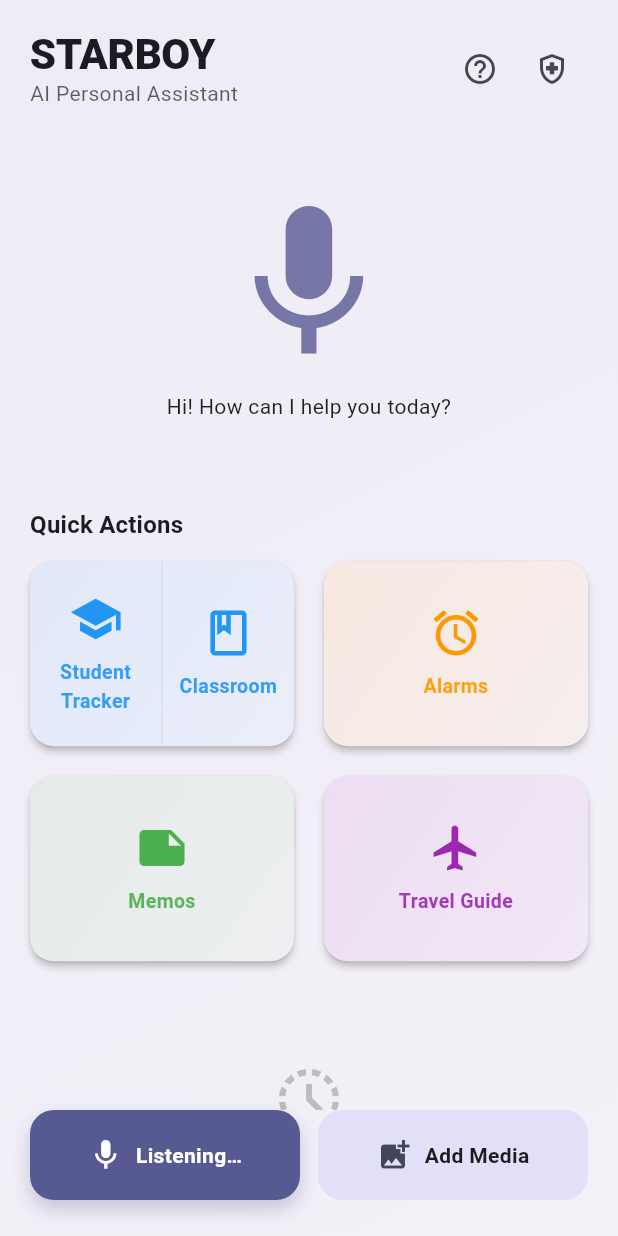
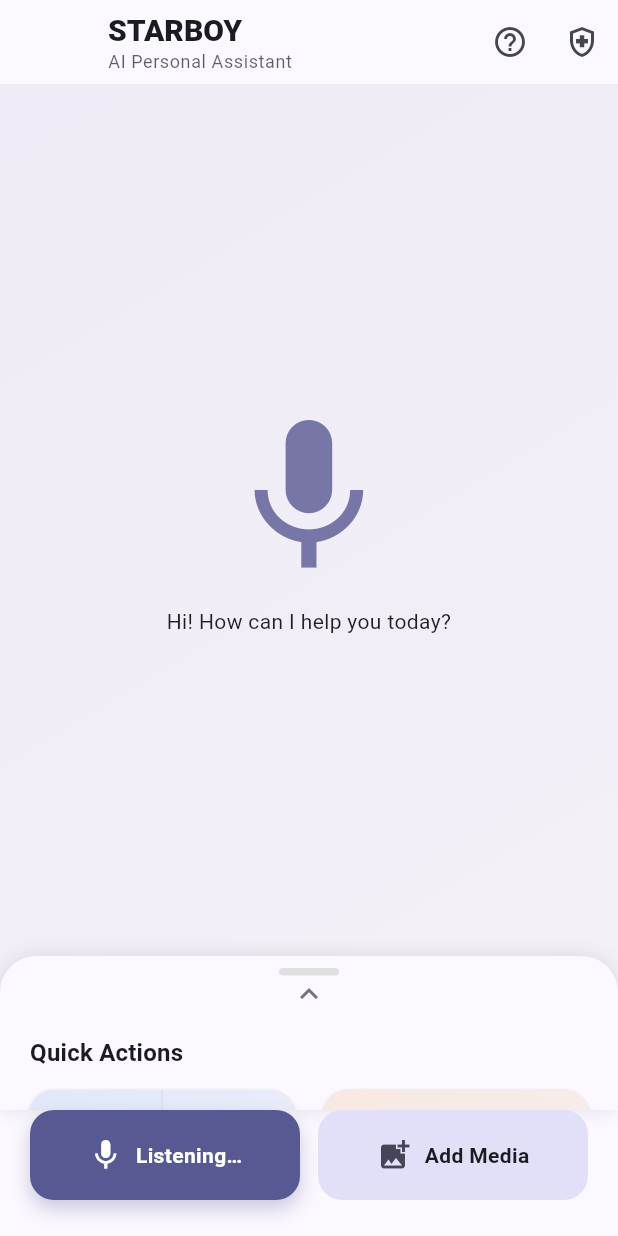
Before and after one commit to Michael-69-69/CrossPlatform_Midterm, a Flutter app: the screen it shows after launch, on a phone screen of 412 x 824 dp. Run offline on Flutter 3.47's test engine with Material 3 defaults, Android fonts, the phone set to English and light mode, and no system bars; drawn by our look-alikes of animated_text_kit; our stand-ins replace file_picker, flutter_dotenv, flutter_staggered_animations, flutter_tts, google_generative_ai, permission_handler; missing offline and left inert: alarm, model_viewer_plus, record; statements that could not run were skipped.

Commit message:
homescreen slider

```diff
--- a/lib/pages/home_page.dart
+++ b/lib/pages/home_page.dart
@@ -40,6 +40,11 @@ class _HomePageState extends State<HomePage> with TickerProviderStateMixin {
 
   bool _showTutorial = false;
   List<Map<String, dynamic>> _recentActivity = [];
+
+  // NEW: State for sliding panel
+  final DraggableScrollableController _scrollController = DraggableScrollableController();
+  bool _isPanelExpanded = false;
+
   @override
   void initState() {
     super.initState();
@@ -56,6 +61,26 @@ class _HomePageState extends State<HomePage> with TickerProviderStateMixin {
     _ensurePermissions();
     Alarm.init();
     _welcomeUser(); // Added welcome message call
+
+    // NEW: Listener for panel state
+    _scrollController.addListener(_onScroll);
+  }
+
+  // NEW: Listener to update panel state
+  void _onScroll() {
+    double position = _scrollController.size;
+    // Check if it's near the max size
+    if (position > 0.75 && !_isPanelExpanded) {
+      setState(() {
+        _isPanelExpanded = true;
+      });
+    }
+    // Check if it's near the min size
+    else if (position < 0.2 && _isPanelExpanded) {
+      setState(() {
+        _isPanelExpanded = false;
+      });
+    }
   }
 
   // Added welcome message method
@@ -100,6 +125,7 @@ class _HomePageState extends State<HomePage> with TickerProviderStateMixin {
   void dispose() {
     _pulseController.dispose();
     _shakeController.dispose();
+    _scrollController.dispose(); // NEW
     _flutterTts.stop();
     _speechService.stop(null);
     super.dispose();
@@ -418,47 +444,41 @@ class _HomePageState extends State<HomePage> with TickerProviderStateMixin {
         return Stack(
           children: [
             Scaffold(
-              body: SafeArea(
-                child: Container(
-                  width: double.infinity,
-                  height: double.infinity,
-                  decoration: BoxDecoration(
-                    gradient: LinearGradient(
-                      begin: Alignment.topLeft,
-                      end: Alignment.bottomRight,
-                      colors: [
-                        Theme.of(context).colorScheme.primary.withOpacity(0.08),
-                        Theme.of(context).colorScheme.secondary.withOpacity(0.05),
-                      ],
+              // --- APPBAR UPDATED ---
+              appBar: AppBar(
+                backgroundColor: Colors.transparent,
+                elevation: 0,
+                // NEW: Animated bot icon in AppBar
+                leading: AnimatedOpacity(
+                  duration: const Duration(milliseconds: 300),
+                  opacity: _isPanelExpanded ? 1.0 : 0.0,
+                  child: Padding(
+                    padding: const EdgeInsets.all(8.0),
+                    child: Icon(
+                      Icons.smart_toy,
+                      size: 36,
+                      color: Theme.of(context).colorScheme.primary,
                     ),
                   ),
-                  child: Column(
-                    crossAxisAlignment: CrossAxisAlignment.center,
-                    children: [
-                      Padding(
-                        padding: const EdgeInsets.fromLTRB(20, 20, 20, 8),
-                        child: Row(
-                          mainAxisAlignment: MainAxisAlignment.spaceBetween,
-                          children: [
-                            Column(
+                ),
+                title: Column(
                   crossAxisAlignment: CrossAxisAlignment.start,
                   children: [
                     Text('STARBOY',
                         style: Theme.of(context)
                             .textTheme
-                                        .displayMedium
+                            .headlineMedium
                             ?.copyWith(fontWeight: FontWeight.w800)),
                     Text(
                       'AI Personal Assistant',
                       style: Theme.of(context)
                           .textTheme
-                                      .bodyMedium
+                          .bodySmall
                           ?.copyWith(color: Theme.of(context).colorScheme.onSurface.withOpacity(0.7)),
                     ),
                   ],
                 ),
-                            Row( // Wrapper Row for icons
-                              children: [
+                actions: [
                   IconButton(
                     tooltip: 'Show voice commands',
                     onPressed: _showHelpTutorial,
@@ -484,140 +504,36 @@ class _HomePageState extends State<HomePage> with TickerProviderStateMixin {
                   ),
                 ],
               ),
+              // --- BODY UPDATED ---
+              body: Container(
+                width: double.infinity,
+                height: double.infinity,
+                decoration: BoxDecoration(
+                  gradient: LinearGradient(
+                    begin: Alignment.topLeft,
+                    end: Alignment.bottomRight,
+                    colors: [
+                      Theme.of(context).colorScheme.primary.withOpacity(0.08),
+                      Theme.of(context).colorScheme.secondary.withOpacity(0.05),
                     ],
                   ),
                 ),
+                // NEW: Stack for bot and sliding panel
+                child: Stack(
+                  children: [
+                    // --- LAYER 1: The Maximized Bot ---
+                    _buildMaximizedBot(),
 
-                      Expanded(
-                        child: SingleChildScrollView(
-                          padding: const EdgeInsets.symmetric(horizontal: 16),
-                          child: Column(
-                            children: [
-                              // Avatar and Response Section
-                              SizedBox(
-                                height: 250,
-                                child: Center(
-                                  child: Column(
-                                    mainAxisAlignment: MainAxisAlignment.center,
-                                    children: [
-                                      AnimatedBuilder(
-                                        animation: Listenable.merge([_pulseAnimation, _shakeAnimation]),
-                                        builder: (context, _) {
-                                          return Transform.scale(
-                                            scale: _pulseAnimation.value,
-                                            child: Icon(
-                                              _isSpeaking ? Icons.mic : Icons.smart_toy,
-                                              size: 120,
-                                              color: Theme.of(context).colorScheme.primary.withOpacity(0.8),
-                                            ),
-                                          );
-                                        },
-                                      ),
-                                      const SizedBox(height: 12),
-                                      if (_isLoading)
-                                        const CircularProgressIndicator()
-                                      // --- Replaced Text with Typewriter Effect ---
-                                      else if (_responseText.isNotEmpty)
-                                        Padding(
-                                          padding: const EdgeInsets.symmetric(horizontal: 24.0),
-                                          child: AnimatedTextKit(
-                                            key: ValueKey(_responseText), // Ensures it reruns on new text
-                                            animatedTexts: [
-                                              TypewriterAnimatedText(
-                                                _responseText,
-                                                textAlign: TextAlign.center,
-                                                textStyle: const TextStyle(fontSize: 14, color: Colors.black87),
-                                                speed: const Duration(milliseconds: 50),
-                                              ),
-                                            ],
-                                            totalRepeatCount: 1,
-                                            isRepeatingAnimation: false,
-                                          ),
-                                        ),
-                                      // --- End of replacement ---
+                    // --- LAYER 2: The Sliding Panel ---
+                    _buildSlidingPanel(),
                   ],
                 ),
               ),
+              // --- BOTTOMNAVBAR UPDATED ---
+              bottomNavigationBar: _buildBottomMicBar(),
             ),
 
-                              // Quick Action Cards
-                              _buildQuickActionCards(),
-
-                              const SizedBox(height: 16),
-
-                              // Recent Activity Timeline
-                              _buildRecentActivity(), // Updated to include empty state
-                            ],
-                          ),
-                        ),
-                      ),
-
-                      Padding(
-                        padding: const EdgeInsets.fromLTRB(20, 0, 20, 24),
-                        child: Row(
-                          children: [
-                            Expanded(
-                              child: GestureDetector(
-                                onLongPressStart: (_) => _onHoldMicStart(),
-                                onLongPressEnd: (_) => _onHoldMicEnd(),
-                                child: Container(
-                                  padding: const EdgeInsets.symmetric(vertical: 18),
-                                  decoration: BoxDecoration(
-                                    color: Theme.of(context).colorScheme.primary,
-                                    borderRadius: BorderRadius.circular(16),
-                                    boxShadow: [
-                                      BoxShadow(
-                                        color: Theme.of(context).colorScheme.primary.withOpacity(0.3),
-                                        blurRadius: 10,
-                                        offset: const Offset(0, 6),
-                                      ),
-                                    ],
-                                  ),
-                                  child: Row(
-                                    mainAxisAlignment: MainAxisAlignment.center,
-                                    children: [
-                                      const Icon(Icons.mic, color: Colors.white),
-                                      const SizedBox(width: 8),
-                                      Text(_isSpeaking ? 'Listening…' : 'Hold to Talk',
-                                          style: const TextStyle(color: Colors.white, fontWeight: FontWeight.bold)),
-                                    ],
-                                  ),
-                                ),
-                              ),
-                            ),
-                            const SizedBox(width: 12),
-                            Expanded(
-                              child: InkWell(
-                                onTap: _onPickMedia,
-                                borderRadius: BorderRadius.circular(16),
-                                child: Container(
-                                  padding: const EdgeInsets.symmetric(vertical: 18),
-                                  decoration: BoxDecoration(
-                                    color: Theme.of(context).colorScheme.secondaryContainer,
-                                    borderRadius: BorderRadius.circular(16),
-                                  ),
-                                  child: Row(
-                                    mainAxisAlignment: MainAxisAlignment.center,
-                                    children: [
-                                      Icon(Icons.add_photo_alternate,
-                                          color: Theme.of(context).colorScheme.onSecondaryContainer),
-                                      const SizedBox(width: 8),
-                                      const Text('Add Media', style: TextStyle(fontWeight: FontWeight.bold)),
-                                    ],
-                                  ),
-                                ),
-                              ),
-                            ),
-                          ],
-                        ),
-                      ),
-                    ],
-                  ),
-                ),
-              ),
-            ), // End of Scaffold
-
-            // Tutorial Overlay
+            // Tutorial Overlay (remains the same)
             if (_showTutorial)
               Container(
                 color: Colors.black.withOpacity(0.8),
@@ -696,7 +612,205 @@ class _HomePageState extends State<HomePage> with TickerProviderStateMixin {
   );
 }
 
-  // Moved helper widgets into the State class so they can access state/context
+  // --- NEW WIDGETS ---
+
+  Widget _buildMaximizedBot() {
+    return AnimatedOpacity(
+      duration: const Duration(milliseconds: 200),
+      opacity: _isPanelExpanded ? 0.0 : 1.0, // Fade out when panel expands
+      child: Center(
+        child: Column(
+          mainAxisAlignment: MainAxisAlignment.center,
+          children: [
+            AnimatedBuilder(
+              animation: Listenable.merge([_pulseAnimation, _shakeAnimation]),
+              builder: (context, _) {
+                return Transform.scale(
+                  scale: _pulseAnimation.value,
+                  child: Icon(
+                    _isSpeaking ? Icons.mic : Icons.smart_toy,
+                    size: 120,
+                    color: Theme.of(context).colorScheme.primary.withOpacity(0.8),
+                  ),
+                );
+              },
+            ),
+            const SizedBox(height: 12),
+            if (_isLoading)
+              const CircularProgressIndicator()
+            // --- Replaced Text with Typewriter Effect ---
+            else if (_responseText.isNotEmpty)
+              Padding(
+                padding: const EdgeInsets.symmetric(horizontal: 24.0),
+                child: AnimatedTextKit(
+                  key: ValueKey(_responseText), // Ensures it reruns on new text
+                  animatedTexts: [
+                    TypewriterAnimatedText(
+                      _responseText,
+                      textAlign: TextAlign.center,
+                      textStyle: const TextStyle(fontSize: 14, color: Colors.black87),
+                      speed: const Duration(milliseconds: 50),
+                    ),
+                  ],
+                  totalRepeatCount: 1,
+                  isRepeatingAnimation: false,
+                ),
+              ),
+            // --- End of replacement ---
+            const SizedBox(height: 100), // Space for bottom bar
+          ],
+        ),
+      ),
+    );
+  }
+
+  Widget _buildSlidingPanel() {
+    return DraggableScrollableSheet(
+      controller: _scrollController,
+      initialChildSize: 0.15, // Start minimized
+      minChildSize: 0.15,
+      maxChildSize: 0.85, // Max height
+      builder: (context, scrollController) {
+        return Container(
+          decoration: BoxDecoration(
+            color: Theme.of(context).colorScheme.surface,
+            borderRadius: const BorderRadius.vertical(top: Radius.circular(24)),
+            boxShadow: [
+              BoxShadow(
+                blurRadius: 10,
+                color: Colors.black.withOpacity(0.1),
+              ),
+            ],
+          ),
+          child: SingleChildScrollView(
+            controller: scrollController,
+            child: Column(
+              children: [
+                _buildPanelHandle(),
+                // This is the content that was in the old SingleChildScrollView
+                Padding(
+                  padding: const EdgeInsets.symmetric(horizontal: 16),
+                  child: Column(
+                    children: [
+                      _buildQuickActionCards(),
+                      const SizedBox(height: 16),
+                      _buildRecentActivity(),
+                      const SizedBox(height: 24), // Add padding at bottom
+                    ],
+                  ),
+                ),
+              ],
+            ),
+          ),
+        );
+      },
+    );
+  }
+
+  Widget _buildPanelHandle() {
+    return InkWell(
+      onTap: () {
+        if (_isPanelExpanded) {
+          _scrollController.animateTo(
+            0.15,
+            duration: const Duration(milliseconds: 300),
+            curve: Curves.easeInOut,
+          );
+        } else {
+          _scrollController.animateTo(
+            0.85,
+            duration: const Duration(milliseconds: 300),
+            curve: Curves.easeInOut,
+          );
+        }
+      },
+      child: Container(
+        width: double.infinity,
+        padding: const EdgeInsets.symmetric(vertical: 8.0),
+        child: Column(
+          children: [
+            Container( // The "grip"
+              width: 40,
+              height: 5,
+              decoration: BoxDecoration(
+                color: Colors.grey.shade300,
+                borderRadius: BorderRadius.circular(12),
+              ),
+            ),
+            Icon(
+              _isPanelExpanded ? Icons.keyboard_arrow_down : Icons.keyboard_arrow_up,
+              color: Colors.grey.shade600,
+            ),
+          ],
+        ),
+      ),
+    );
+  }
+
+  Widget _buildBottomMicBar() {
+    // This is the Padding(...) widget cut from the bottom of the old Column
+    return Padding(
+      padding: const EdgeInsets.fromLTRB(20, 0, 20, 24),
+      child: Row(
+        children: [
+          Expanded(
+            child: GestureDetector(
+              onLongPressStart: (_) => _onHoldMicStart(),
+              onLongPressEnd: (_) => _onHoldMicEnd(),
+              child: Container(
+                padding: const EdgeInsets.symmetric(vertical: 18),
+                decoration: BoxDecoration(
+                  color: Theme.of(context).colorScheme.primary,
+                  borderRadius: BorderRadius.circular(16),
+                  boxShadow: [
+                    BoxShadow(
+                      color: Theme.of(context).colorScheme.primary.withOpacity(0.3),
+                      blurRadius: 10,
+                      offset: const Offset(0, 6),
+                    ),
+                  ],
+                ),
+                child: Row(
+                  mainAxisAlignment: MainAxisAlignment.center,
+                  children: [
+                    const Icon(Icons.mic, color: Colors.white),
+                    const SizedBox(width: 8),
+                    Text(_isSpeaking ? 'Listening…' : 'Hold to Talk',
+                        style: const TextStyle(color: Colors.white, fontWeight: FontWeight.bold)),
+                  ],
+                ),
+              ),
+            ),
+          ),
+          const SizedBox(width: 12),
+          Expanded(
+            child: InkWell(
+              onTap: _onPickMedia,
+              borderRadius: BorderRadius.circular(16),
+              child: Container(
+                padding: const EdgeInsets.symmetric(vertical: 18),
+                decoration: BoxDecoration(
+                  color: Theme.of(context).colorScheme.secondaryContainer,
+                  borderRadius: BorderRadius.circular(16),
+                ),
+                child: Row(
+                  mainAxisAlignment: MainAxisAlignment.center,
+                  children: [
+                    Icon(Icons.add_photo_alternate,
+                        color: Theme.of(context).colorScheme.onSecondaryContainer),
+                    const SizedBox(width: 8),
+                    const Text('Add Media', style: TextStyle(fontWeight: FontWeight.bold)),
+                  ],
+                ),
+              ),
+            ),
+          ),
+        ],
+      ),
+    );
+  }
+  // --- END NEW WIDGETS ---
+
 
   Widget _buildQuickActionCards() {
     return Column(
```
Lines whose indentation alone changed are shown as unchanged.
